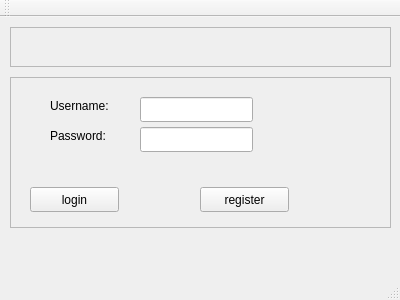
lirunquan/TCPChat, file Client/mainwindow.ui: the form before one commit.
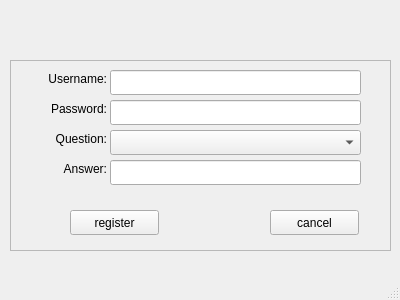
The form after the commit. The open tabs and pages were chosen to show the change.

What changed in the file:
```diff
--- a/Client/mainwindow.ui
+++ b/Client/mainwindow.ui
@@ -14,40 +14,25 @@
    <string>MainWindow</string>
   </property>
   <widget class="QWidget" name="centralWidget">
-   <widget class="QFrame" name="frame">
+   <widget class="QStackedWidget" name="stackedWidget">
     <property name="geometry">
      <rect>
-      <x>10</x>
-      <y>10</y>
-      <width>381</width>
-      <height>40</height>
+      <x>0</x>
+      <y>50</y>
+      <width>400</width>
+      <height>254</height>
      </rect>
     </property>
-    <property name="frameShape">
-     <enum>QFrame::StyledPanel</enum>
+    <property name="currentIndex">
+     <number>1</number>
     </property>
-    <property name="frameShadow">
-     <enum>QFrame::Raised</enum>
-    </property>
-    <widget class="QLabel" name="label">
-     <property name="geometry">
-      <rect>
-       <x>40</x>
-       <y>10</y>
-       <width>300</width>
-       <height>20</height>
-      </rect>
-     </property>
-     <property name="text">
-      <string/>
-     </property>
-    </widget>
-   </widget>
+    <widget class="QWidget" name="page_5"/>
+    <widget class="QWidget" name="page">
    <widget class="QFrame" name="frame_2">
     <property name="geometry">
      <rect>
       <x>10</x>
-      <y>60</y>
+        <y>10</y>
       <width>381</width>
       <height>151</height>
      </rect>
@@ -63,33 +48,39 @@
       <rect>
        <x>40</x>
        <y>20</y>
-       <width>81</width>
+         <width>75</width>
        <height>17</height>
       </rect>
      </property>
      <property name="text">
       <string>Username:</string>
      </property>
+       <property name="alignment">
+        <set>Qt::AlignRight|Qt::AlignTrailing|Qt::AlignVCenter</set>
+       </property>
     </widget>
     <widget class="QLabel" name="label_3">
      <property name="geometry">
       <rect>
        <x>40</x>
-       <y>50</y>
-       <width>71</width>
+         <y>52</y>
+         <width>75</width>
        <height>17</height>
       </rect>
      </property>
      <property name="text">
       <string>Password:</string>
      </property>
+       <property name="alignment">
+        <set>Qt::AlignRight|Qt::AlignTrailing|Qt::AlignVCenter</set>
+       </property>
     </widget>
     <widget class="QLineEdit" name="usernameEdit">
      <property name="geometry">
       <rect>
-       <x>130</x>
-       <y>20</y>
-       <width>113</width>
+         <x>120</x>
+         <y>18</y>
+         <width>200</width>
        <height>25</height>
       </rect>
      </property>
@@ -97,9 +88,9 @@
     <widget class="QLineEdit" name="passwordEdit">
      <property name="geometry">
       <rect>
-       <x>130</x>
+         <x>120</x>
        <y>50</y>
-       <width>113</width>
+         <width>200</width>
        <height>25</height>
       </rect>
      </property>
@@ -107,7 +98,7 @@
     <widget class="QPushButton" name="loginBtn">
      <property name="geometry">
       <rect>
-       <x>20</x>
+         <x>60</x>
        <y>110</y>
        <width>89</width>
        <height>25</height>
@@ -117,17 +108,212 @@
       <string>login</string>
      </property>
     </widget>
+      <widget class="QPushButton" name="toRegisterBtn">
+       <property name="geometry">
+        <rect>
+         <x>260</x>
+         <y>110</y>
+         <width>89</width>
+         <height>25</height>
+        </rect>
+       </property>
+       <property name="text">
+        <string>register</string>
+       </property>
+      </widget>
+     </widget>
+     <widget class="QPushButton" name="forgotBtn">
+      <property name="geometry">
+       <rect>
+        <x>270</x>
+        <y>170</y>
+        <width>120</width>
+        <height>25</height>
+       </rect>
+      </property>
+      <property name="text">
+       <string>Forgot Password</string>
+      </property>
+      <property name="flat">
+       <bool>true</bool>
+      </property>
+     </widget>
+    </widget>
+    <widget class="QWidget" name="page_2">
+     <widget class="QFrame" name="frame_3">
+      <property name="geometry">
+       <rect>
+        <x>10</x>
+        <y>10</y>
+        <width>381</width>
+        <height>191</height>
+       </rect>
+      </property>
+      <property name="frameShape">
+       <enum>QFrame::StyledPanel</enum>
+      </property>
+      <property name="frameShadow">
+       <enum>QFrame::Raised</enum>
+      </property>
+      <widget class="QLabel" name="label_8">
+       <property name="geometry">
+        <rect>
+         <x>20</x>
+         <y>10</y>
+         <width>77</width>
+         <height>17</height>
+        </rect>
+       </property>
+       <property name="text">
+        <string>Username:</string>
+       </property>
+       <property name="alignment">
+        <set>Qt::AlignRight|Qt::AlignTrailing|Qt::AlignVCenter</set>
+       </property>
+      </widget>
+      <widget class="QLabel" name="label_9">
+       <property name="geometry">
+        <rect>
+         <x>20</x>
+         <y>40</y>
+         <width>77</width>
+         <height>17</height>
+        </rect>
+       </property>
+       <property name="text">
+        <string>Password:</string>
+       </property>
+       <property name="alignment">
+        <set>Qt::AlignRight|Qt::AlignTrailing|Qt::AlignVCenter</set>
+       </property>
+      </widget>
+      <widget class="QLabel" name="label_10">
+       <property name="geometry">
+        <rect>
+         <x>20</x>
+         <y>70</y>
+         <width>77</width>
+         <height>17</height>
+        </rect>
+       </property>
+       <property name="text">
+        <string>Question:</string>
+       </property>
+       <property name="alignment">
+        <set>Qt::AlignRight|Qt::AlignTrailing|Qt::AlignVCenter</set>
+       </property>
+      </widget>
+      <widget class="QLabel" name="label_11">
+       <property name="geometry">
+        <rect>
+         <x>20</x>
+         <y>100</y>
+         <width>77</width>
+         <height>17</height>
+        </rect>
+       </property>
+       <property name="text">
+        <string>Answer:</string>
+       </property>
+       <property name="alignment">
+        <set>Qt::AlignRight|Qt::AlignTrailing|Qt::AlignVCenter</set>
+       </property>
+      </widget>
+      <widget class="QLineEdit" name="r_username">
+       <property name="geometry">
+        <rect>
+         <x>100</x>
+         <y>10</y>
+         <width>251</width>
+         <height>25</height>
+        </rect>
+       </property>
+      </widget>
+      <widget class="QLineEdit" name="r_password">
+       <property name="geometry">
+        <rect>
+         <x>100</x>
+         <y>40</y>
+         <width>251</width>
+         <height>25</height>
+        </rect>
+       </property>
+      </widget>
+      <widget class="QComboBox" name="r_question">
+       <property name="geometry">
+        <rect>
+         <x>100</x>
+         <y>70</y>
+         <width>251</width>
+         <height>25</height>
+        </rect>
+       </property>
+      </widget>
+      <widget class="QLineEdit" name="r_answer">
+       <property name="geometry">
+        <rect>
+         <x>100</x>
+         <y>100</y>
+         <width>251</width>
+         <height>25</height>
+        </rect>
+       </property>
+      </widget>
     <widget class="QPushButton" name="registerBtn">
      <property name="geometry">
       <rect>
-       <x>190</x>
-       <y>110</y>
+         <x>60</x>
+         <y>150</y>
        <width>89</width>
        <height>25</height>
       </rect>
      </property>
      <property name="text">
       <string>register</string>
+       </property>
+      </widget>
+      <widget class="QPushButton" name="cancelBtn">
+       <property name="geometry">
+        <rect>
+         <x>260</x>
+         <y>150</y>
+         <width>89</width>
+         <height>25</height>
+        </rect>
+       </property>
+       <property name="text">
+        <string>cancel</string>
+       </property>
+      </widget>
+     </widget>
+    </widget>
+   </widget>
+   <widget class="QFrame" name="frame">
+    <property name="geometry">
+     <rect>
+      <x>10</x>
+      <y>5</y>
+      <width>381</width>
+      <height>36</height>
+     </rect>
+    </property>
+    <property name="frameShape">
+     <enum>QFrame::NoFrame</enum>
+    </property>
+    <property name="frameShadow">
+     <enum>QFrame::Raised</enum>
+    </property>
+    <widget class="QLabel" name="label">
+     <property name="geometry">
+      <rect>
+       <x>40</x>
+       <y>9</y>
+       <width>300</width>
+       <height>18</height>
+      </rect>
+     </property>
+     <property name="text">
+      <string/>
      </property>
     </widget>
    </widget>
@@ -142,14 +328,6 @@
     </rect>
    </property>
   </widget>
-  <widget class="QToolBar" name="mainToolBar">
-   <attribute name="toolBarArea">
-    <enum>TopToolBarArea</enum>
-   </attribute>
-   <attribute name="toolBarBreak">
-    <bool>false</bool>
-   </attribute>
-  </widget>
   <widget class="QStatusBar" name="statusBar"/>
  </widget>
  <layoutdefault spacing="6" margin="11"/>
```
Lines whose indentation alone changed are shown as unchanged.
